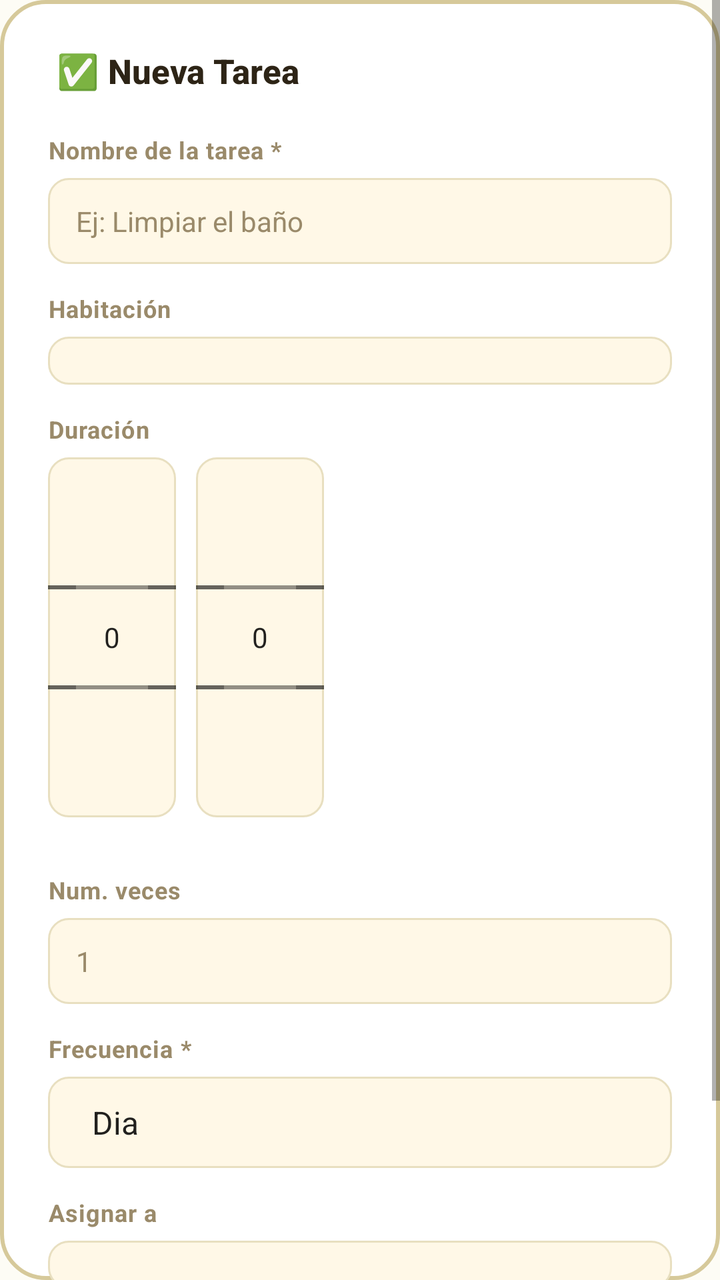
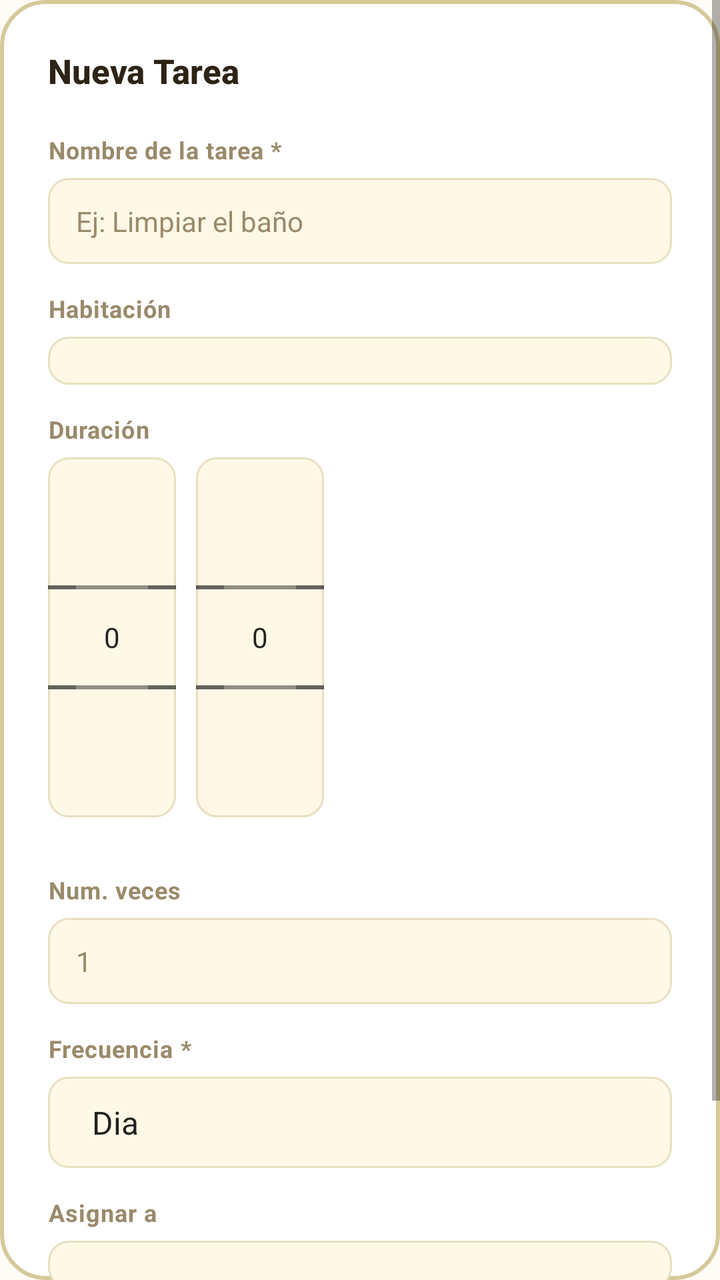

An Android layout rendered at two revisions. The XML below is the earlier revision; the diff shows what the commit changed to produce the second picture.
<!-- AndroidManifest.xml: application theme Theme.HomneyApp -->
<!-- res/layout/fragment_crear_nueva_tarea.xml -->
<?xml version="1.0" encoding="utf-8"?>
<ScrollView xmlns:android="http://schemas.android.com/apk/res/android"
    xmlns:tools="http://schemas.android.com/tools"
    android:layout_width="match_parent"
    android:layout_height="match_parent"
    android:background="@drawable/bg_auth_box"
    android:fillViewport="true">

    <LinearLayout
        android:layout_width="match_parent"
        android:layout_height="wrap_content"
        android:orientation="vertical"
        android:padding="24dp">

        <TextView
            android:layout_width="wrap_content"
            android:layout_height="wrap_content"
            android:text=" ✅ Nueva Tarea"
            style="@style/Homney.Text.Title" />

        <TextView
            android:layout_width="wrap_content"
            android:layout_height="wrap_content"
            android:text="@string/nombre_tarea_nueva"
            style="@style/Homney.Text.Label"
            android:layout_marginTop="20dp"
            android:layout_marginBottom="6dp" />

        <AutoCompleteTextView
            android:id="@+id/et_nombre_tarea"
            android:layout_width="match_parent"
            android:layout_height="wrap_content"
            android:background="@drawable/bg_input"
            android:inputType="textAutoComplete"
            android:hint="@string/hint_tarea"
            android:textColor="@color/text"
            android:textColorHint="@color/muted"
            android:textSize="14sp"
            android:paddingLeft="14dp"
            android:paddingRight="14dp"
            android:paddingTop="12dp"
            android:paddingBottom="12dp"
            android:layout_marginBottom="14dp"
            android:singleLine="true" />

        <TextView
            android:layout_width="wrap_content"
            android:layout_height="wrap_content"
            android:text="@string/habitacion_tarea_nueva"
            style="@style/Homney.Text.Label"
            android:layout_marginBottom="6dp" />

        <Spinner
            android:id="@+id/spinner_habitacion"
            android:layout_width="match_parent"
            android:layout_height="wrap_content"
            android:background="@drawable/bg_input"
            android:paddingLeft="14dp"
            android:paddingRight="14dp"
            android:paddingTop="12dp"
            android:paddingBottom="12dp"
            android:layout_marginBottom="14dp" />

        <TextView
            android:layout_width="wrap_content"
            android:layout_height="wrap_content"
            android:text="@string/duracion_nueva_tarea"
            style="@style/Homney.Text.Label"
            android:layout_marginBottom="6dp" />

        <LinearLayout
            android:layout_width="wrap_content"
            android:layout_height="wrap_content"
            android:layout_marginBottom="14dp"
            android:orientation="horizontal">

            <NumberPicker
                android:id="@+id/np_horas"
                android:layout_width="wrap_content"
                android:layout_height="wrap_content"
                android:layout_marginBottom="14dp"
                android:background="@drawable/bg_input"
                android:paddingLeft="14dp"
                android:paddingTop="12dp"
                android:paddingRight="14dp"
                android:paddingBottom="12dp"
                android:textColor="@color/text"
                android:textColorHint="@color/muted"
                android:textSize="14sp"
                android:layout_marginEnd="10dp"/>
            <NumberPicker
                android:id="@+id/np_minutos"
                android:layout_width="wrap_content"
                android:layout_height="wrap_content"
                android:layout_marginBottom="14dp"
                android:background="@drawable/bg_input"
                android:paddingLeft="14dp"
                android:paddingTop="12dp"
                android:paddingRight="14dp"
                android:paddingBottom="12dp"
                android:textColor="@color/text"
                android:textColorHint="@color/muted"
                android:textSize="14sp" />
        </LinearLayout>

        <TextView
            android:layout_width="wrap_content"
            android:layout_height="wrap_content"
            android:text="@string/num_veces"
            style="@style/Homney.Text.Label"
            android:layout_marginBottom="6dp" />

        <EditText
            android:id="@+id/et_num_veces"
            android:layout_width="match_parent"
            android:layout_height="wrap_content"
            android:ems="10"
            android:inputType="numberSigned"
            android:background="@drawable/bg_input"
            android:textColor="@color/text"
            android:textColorHint="@color/muted"
            android:textSize="14sp"
            android:paddingLeft="14dp"
            android:paddingRight="14dp"
            android:paddingTop="12dp"
            android:paddingBottom="12dp"
            android:layout_marginBottom="14dp"
            android:hint="1" />

        <TextView
            android:layout_width="wrap_content"
            android:layout_height="wrap_content"
            android:text="@string/frecuencia_nueva_tarea"
            style="@style/Homney.Text.Label"
            android:layout_marginBottom="6dp" />

        <Spinner
            android:id="@+id/spinner_frecuencia"
            android:layout_width="match_parent"
            android:layout_height="wrap_content"
            android:layout_marginBottom="14dp"
            android:background="@drawable/bg_input"
            android:entries="@array/frecuencia_options"
            android:paddingLeft="14dp"
            android:paddingTop="12dp"
            android:paddingRight="14dp"
            android:paddingBottom="12dp"
            android:popupBackground="@drawable/bg_input"
            android:spinnerMode="dropdown" />

        <TextView
            android:layout_width="wrap_content"
            android:layout_height="wrap_content"
            android:text="@string/asigna_tarea"
            style="@style/Homney.Text.Label"
            android:layout_marginBottom="6dp" />

        <Spinner
            android:id="@+id/spinner_asigna"
            android:layout_width="match_parent"
            android:layout_height="wrap_content"
            android:background="@drawable/bg_input"
            android:paddingLeft="14dp"
            android:paddingRight="14dp"
            android:paddingTop="12dp"
            android:paddingBottom="12dp"
            android:layout_marginBottom="24dp" />

        <LinearLayout
            android:layout_width="match_parent"
            android:layout_height="wrap_content"
            android:orientation="horizontal">

            <Button
                android:id="@+id/btn_cancelar_tarea"
                android:layout_width="0dp"
                android:layout_height="52dp"
                style="@style/Homney.Button.Ghost"
                android:text="@string/btn_cancelar"
                android:textSize="15sp"
                android:layout_weight="1"
                android:layout_marginEnd="6dp" />

            <Button
                android:id="@+id/btn_crear_tarea"
                android:layout_width="0dp"
                android:layout_height="52dp"
                style="@style/Homney.Button.Primary"
                android:text="@string/btn_crear_tarea"
                android:textSize="15sp"
                android:layout_weight="1"
                android:layout_marginStart="6dp" />

        </LinearLayout>

    </LinearLayout>
</ScrollView>
<!-- resources referenced by this layout -->
<resources>
  <string-array name="frecuencia_options">
          <item>Dia</item>
          <item>Semana</item>
          <item>Mes</item>
          <item>Variable</item>
      </string-array>
  <color name="muted">#9A8A6A</color>
  <color name="text">#2D2416</color>
  <!-- drawable bg_auth_box (drawable) -->
  <?xml version="1.0" encoding="utf-8"?>
  <shape xmlns:android="http://schemas.android.com/apk/res/android"
      android:shape="rectangle">
      <solid android:color="@color/surface" />
      <stroke android:width="2dp" android:color="@color/border2" />
      <corners android:radius="22dp" />
  </shape>
  <!-- drawable bg_input (drawable) -->
  <?xml version="1.0" encoding="utf-8"?>
  <selector xmlns:android="http://schemas.android.com/apk/res/android">
  
      
      <item android:state_focused="true">
          <shape android:shape="rectangle">
              <solid android:color="@color/surface_two" />
              <stroke android:width="2dp" android:color="@color/accent" />
              <corners android:radius="10dp" />
          </shape>
      </item>
  
      
      <item>
          <shape android:shape="rectangle">
              <solid android:color="@color/surface_two" />
              <stroke android:width="1dp" android:color="@color/border" />
              <corners android:radius="10dp" />
          </shape>
      </item>
  
  </selector>
  <string name="asigna_tarea">Asignar a</string>
  <string name="btn_cancelar">Cancelar</string>
  <string name="btn_crear_tarea">Crear tarea</string>
  <string name="duracion_nueva_tarea">Duración</string>
  <string name="frecuencia_nueva_tarea">Frecuencia *</string>
  <string name="habitacion_tarea_nueva">Habitación</string>
  <string name="hint_tarea">Ej: Limpiar el baño</string>
  <string name="nombre_tarea_nueva">Nombre de la tarea *</string>
  <string name="num_veces">Num. veces</string>
  <style name="Homney.Button.Ghost" parent="Homney.Button.Base">
          <item name="android:background">@drawable/bg_button_ghost</item>
          <item name="android:textColor">@color/muted</item>
      </style>
  <style name="Homney.Button.Primary" parent="Homney.Button.Base">
          <item name="android:background">@drawable/bg_button_primary</item>
          <item name="android:textColor">@color/text</item>
      </style>
  <style name="Homney.Text.Label" parent="Homney.Text">
          <item name="android:textColor">@color/muted</item>
          <item name="android:textSize">12sp</item>
          <item name="android:textStyle">bold</item>
          <item name="android:letterSpacing">0.03</item>
          <item name="android:textAllCaps">false</item>
      </style>
  <style name="Homney.Text.Title" parent="Homney.Text">
          <item name="android:textColor">@color/text</item>
          <item name="android:textSize">17sp</item>
          <item name="android:textStyle">bold</item>
          <item name="android:fontFamily">sans-serif-medium</item>
      </style>
  <color name="surface">#FFFFFFFF</color>
  <color name="border2">#D6C99A</color>
  <color name="surface_two">#FFF8E7</color>
  <color name="accent">#F5C518</color>
  <color name="border">#E8DFC0</color>
  <style name="Homney.Text" parent="" />
  <color name="accent_dark">#D4A80E</color>
  <color name="green">#7CC87A</color>
  <color name="green_dark">#58A856</color>
  <color name="background">#FDFCF5</color>
  <color name="accent_background">#FFF3C0</color>
  <color name="accent_disabled">#8CF5C518</color>
  <!-- unchanged entries left out for length: 4 -->
</resources>

<!-- the commit's change to res/layout/fragment_crear_nueva_tarea.xml (unified diff, before → after) -->
@@ -13,10 +13,10 @@
         android:padding="24dp">
 
         <TextView
+            style="@style/Homney.Text.Title"
             android:layout_width="wrap_content"
             android:layout_height="wrap_content"
-            android:text=" ✅ Nueva Tarea"
-            style="@style/Homney.Text.Title" />
+            android:text="Nueva Tarea" />
 
         <TextView
             android:layout_width="wrap_content"
